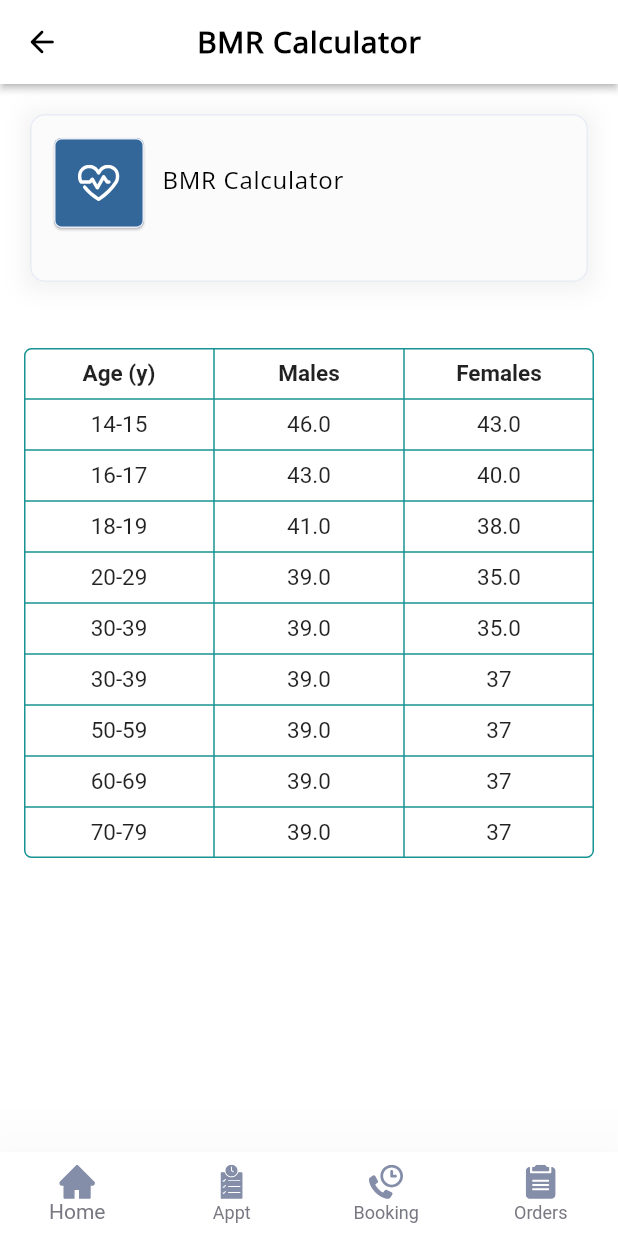
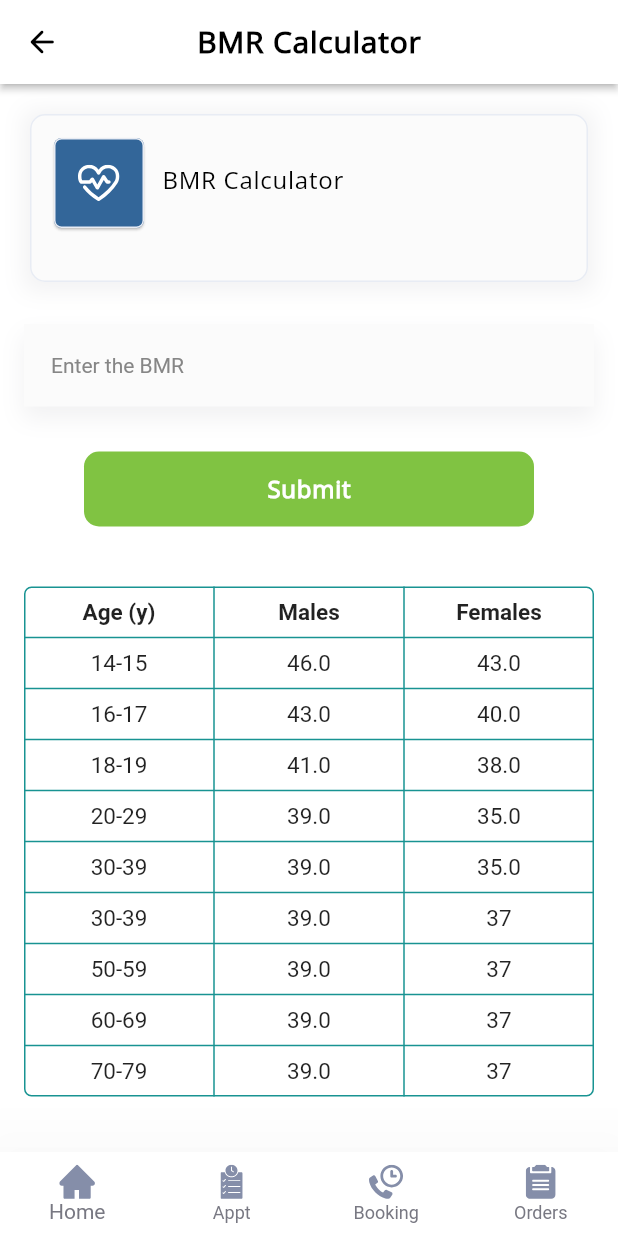
Before and after one commit to appdeveloper-slit/Saarthi, a Flutter app: the BMRCalculator screen opened directly, on a phone screen of 412 x 824 dp. Run offline on Flutter 3.47's test engine with Material 2 defaults, Android fonts, the phone set to English and light mode, and no system bars; our stand-ins replace awesome_dialog, cached_network_image, carousel_slider, connectivity_plus, dio, dotted_border and 17 more; missing offline and left inert: agora_rtc_engine, calender_picker, flutter_cached_pdfview, flutter_google_places_hoc081098, flutter_incoming_call, google_api_headers and 2 more; accounts and stored records are empty; network calls fail; statements that could not run were skipped; project files that could hold a hidden picture were left out.

Commit message:
7 july 4:42pm

```diff
--- a/lib/blood_glucose.dart
+++ b/lib/blood_glucose.dart
@@ -45,7 +45,6 @@ class _BloodGlucoseState extends State<BloodGlucose> {
   @override
   Widget build(BuildContext context) {
     ctx = context;
-
     return Scaffold(
       bottomNavigationBar: bottomBarLayout(ctx, 0),
       appBar: AppBar(
@@ -173,7 +172,7 @@ class _BloodGlucoseState extends State<BloodGlucose> {
                     ),
                   ),
                   SizedBox(
-                    height: 20,
+                    height: Dim().d20,
                   ),
                   Text(
                     'Enter Your Fasting Blood Sugar (FBS) Reading ',
@@ -181,7 +180,7 @@ class _BloodGlucoseState extends State<BloodGlucose> {
                         color: Clr().black, fontWeight: FontWeight.w400),
                   ),
                   SizedBox(
-                    height: 20,
+                    height: Dim().d20,
                   ),
                   Container(
                     decoration: BoxDecoration(
--- a/lib/bmi.dart
+++ b/lib/bmi.dart
@@ -215,7 +215,7 @@ class _BMIState extends State<BMI> {
     var result = await STM().postWithTokenWithoutDailog(ctx, 'get_bmi', body, usertoken, 'customer');
     setState(() {
       value = result['bmi'];
-      date = result['date']['updated_at'];
+      date = result['date'];
       loading = true;
     });
   }
--- a/lib/bmr_calculator.dart
+++ b/lib/bmr_calculator.dart
@@ -3,6 +3,7 @@ import 'package:flutter/material.dart';
 import 'package:flutter_svg/svg.dart';
 import 'package:intl/intl.dart';
 import 'package:saarathi/values/dimens.dart';
+import 'package:saarathi/values/strings.dart';
 import 'package:shared_preferences/shared_preferences.dart';
 
 import 'blood_glucose.dart';
@@ -22,7 +23,7 @@ class _BMRCalculatorState extends State<BMRCalculator> {
   var value;
   String? usertoken;
   bool loading = false;
-
+ TextEditingController bmrctrl = TextEditingController();
   getSession() async {
     SharedPreferences sp = await SharedPreferences.getInstance();
     setState(() {
@@ -180,6 +181,66 @@ class _BMRCalculatorState extends State<BMRCalculator> {
                     ],
                   ),
                 ),
+              ),
+            ),
+            SizedBox(
+              height: Dim().d24,
+            ),
+            Container(
+              decoration: BoxDecoration(
+                boxShadow: [
+                  BoxShadow(
+                    color: Clr().grey.withOpacity(0.1),
+                    spreadRadius: 0.5,
+                    blurRadius: 12,
+                    offset: Offset(0, 8), // changes position of shadow
+                  ),
+                ],
+              ),
+              child: TextFormField(
+                controller: bmrctrl,
+                keyboardType: TextInputType.number,
+                decoration: InputDecoration(
+                  filled: true,
+                  fillColor: Clr().formfieldbg,
+                  border: InputBorder.none,
+                  focusedBorder: OutlineInputBorder(
+                    borderSide:
+                    BorderSide(color: Clr().primaryColor, width: 1.0),
+                    borderRadius: BorderRadius.circular(10),
+                  ),
+                  contentPadding: EdgeInsets.all(18),
+                  // label: Text('Enter Your Number'),
+                  hintText: "Enter the BMR",
+                  hintStyle:
+                  TextStyle(color: Clr().hintColor, fontSize: 14),
+                  counterText: "",
+                ),
+              ),
+            ),
+            SizedBox(
+              height: 30,
+            ),
+            Center(
+              child: SizedBox(
+                height: 50,
+                width: 300,
+                child: ElevatedButton(
+                    onPressed: () {
+                      addBMR(bmrctrl.text);
+                    },
+                    style: ElevatedButton.styleFrom(
+                        elevation: 0,
+                        backgroundColor: Clr().primaryColor,
+                        shape: RoundedRectangleBorder(
+                            borderRadius: BorderRadius.circular(10))),
+                    child: Text(
+                      'Submit',
+                      style: Sty().mediumText.copyWith(
+                        color: Clr().white,
+                        fontWeight: FontWeight.w600,
+                      ),
+                    )),
               ),
             ),
             SizedBox(
@@ -472,4 +533,20 @@ class _BMRCalculatorState extends State<BMRCalculator> {
       loading = true;
     });
   }
+
+  void addBMR(bmr) async {
+    FormData body = FormData.fromMap({
+      'bmr': bmr,
+    });
+    var result = await STM().postWithToken(
+        ctx, Str().processing, 'add_bmr', body, usertoken, 'customer');
+    var success = result['success'];
+    var message = result['message'];
+    if (success) {
+      STM().displayToast(message);
+      getBmr();
+    } else {
+      STM().errorDialog(ctx, message);
+    }
+  }
 }
--- a/lib/health_matrix.dart
+++ b/lib/health_matrix.dart
@@ -419,7 +419,7 @@ class _HealthMatrixState extends State<HealthMatrix> {
                 'img': 'assets/bmr_cal.svg',
                 'clr': Color(0xff336699),
                 'page': BMRCalculator(),
-                'date': result['date'],
+                'date': result['date']['updated_at'],
                 'value': result['bmr'],
               },
             );
--- a/lib/order_details.dart
+++ b/lib/order_details.dart
@@ -58,7 +58,7 @@ class _OrderDetailsState extends State<OrderDetails> {
     ;
     return WillPopScope(
       onWillPop: () async {
-        STM().replacePage(ctx, MyOrders());
+        STM().finishAffinity(ctx, MyOrders());
         return false;
       },
       child: Scaffold(
@@ -69,7 +69,7 @@ class _OrderDetailsState extends State<OrderDetails> {
           backgroundColor: Clr().white,
           leading: InkWell(
             onTap: () {
-              STM().replacePage(ctx, MyOrders());
+              STM().finishAffinity(ctx, MyOrders());
             },
             child: Icon(
               Icons.arrow_back_rounded,
--- a/lib/product_page.dart
+++ b/lib/product_page.dart
@@ -426,6 +426,7 @@ class _ProductPageState extends State<ProductPage> {
                                           msg: 'Item added to cart',
                                           toastLength: Toast.LENGTH_SHORT,
                                           gravity: ToastGravity.CENTER);
+
                                       print(addToCart[position]['price']);
                                     });
                                   },
```
Also changed, not shown: lib/hcp/hcphome.dart (+12 -9 lines), lib/hcp/hcpprofessional.dart (+9 -5 lines), lib/weight.dart (+14 -10 lines).
